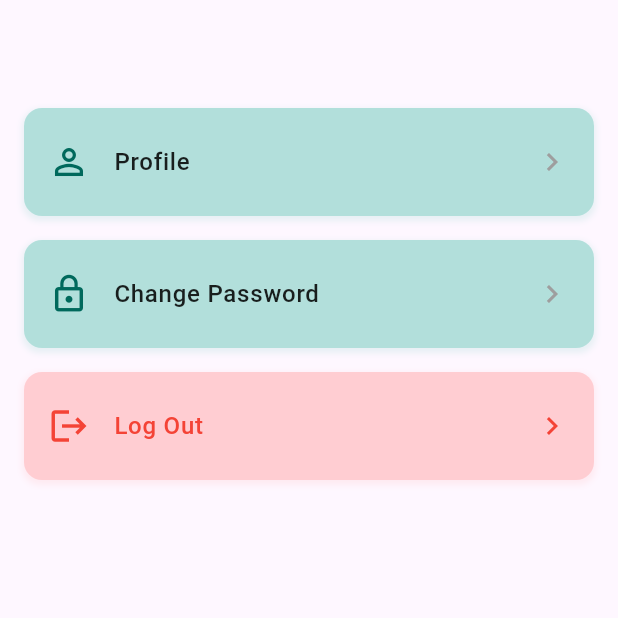
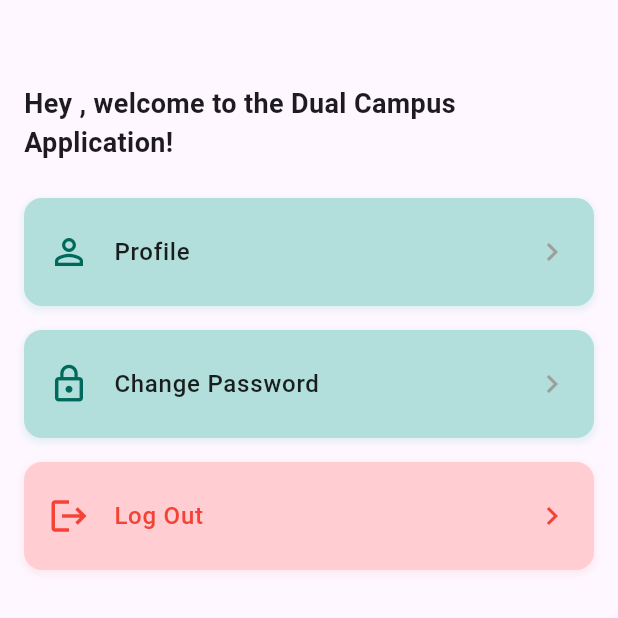
Before and after one commit to warsena/appointmentpractice, a Flutter app: the Setting screen opened directly, on a phone screen of 412 x 824 dp, the top half of it. Run offline on Flutter 3.47's test engine with Material 3 defaults, Android fonts, the phone set to English and light mode, and no system bars; our stand-ins replace cloud_firestore, firebase_auth, firebase_core, table_calendar; accounts and stored records are empty.

Commit message:
add the name for user that login

```diff
--- a/lib/Profile/setting.dart
+++ b/lib/Profile/setting.dart
@@ -4,7 +4,7 @@ import 'package:firebase_auth/firebase_auth.dart';
 import 'package:appointmentpractice/login_page.dart';
 import 'package:appointmentpractice/Password/changepassword.dart';
 import 'package:appointmentpractice/Profile/userprofile.dart';
-import 'package:appointmentpractice/Profile/doctorprofile.dart'; // Import DoctorProfile
+import 'package:appointmentpractice/Profile/doctorprofile.dart';
 
 class Setting extends StatefulWidget {
   const Setting({super.key});
@@ -15,14 +15,15 @@ class Setting extends StatefulWidget {
 
 class _SettingState extends State<Setting> {
   String? userType; // Variable to store the user type
+  String? userName; // Variable to store the user name
 
   @override
   void initState() {
     super.initState();
-    _fetchUserType(); // Fetch the user type when the widget initializes
+    _fetchUserData(); // Fetch the user data when the widget initializes
   }
 
-  Future<void> _fetchUserType() async {
+  Future<void> _fetchUserData() async {
     try {
       // Get the current user ID
       final userId = FirebaseAuth.instance.currentUser?.uid;
@@ -36,10 +37,11 @@ class _SettingState extends State<Setting> {
 
         setState(() {
           userType = userDoc['User_Type']; // Get the User_Type field
+          userName = userDoc['User_Name']; // Get the User_Name field
         });
       }
     } catch (e) {
-      print('Error fetching user type: $e');
+      print('Error fetching user data: $e');
     }
   }
 
@@ -51,42 +53,44 @@ class _SettingState extends State<Setting> {
 
     return Scaffold(
       appBar: AppBar(
-        title: userType == 'Doctor' // Only display title for Doctor
+        title: userType == 'Doctor'
             ? const Text(
                 'Dual Campus',
                 style: TextStyle(
-                  color: Colors.black, // Set the text color to black
-                  fontWeight: FontWeight.bold, // Set the text to bold
+                  color: Colors.black,
+                  fontWeight: FontWeight.bold,
                 ),
               )
-            : null, // If user is Student or Lecturer, no title will be displayed
+            : null,
         backgroundColor: userType == 'Doctor'
-            ? const Color.fromRGBO(
-                37, 163, 255, 1) // Set background color for Doctor
-            : Colors
-                .transparent, // Transparent background for Student and Lecturer
+            ? const Color.fromRGBO( 37, 163, 255, 1)
+            : Colors.transparent,
         elevation: 0,
         iconTheme: userType == 'Doctor'
-            ? const IconThemeData(
-                color: Colors.black) // Set the icon color for Doctor
-            : const IconThemeData(
-                color: Colors
-                    .transparent), // Set icon color to transparent for Student and Lecturer
-        leading: userType == 'Doctor'
-            ? null // Show the back arrow for Doctor (null removes the back arrow here)
-            : null, // No back arrow for Student or Lecturer
+            ? const IconThemeData(color: Colors.black)
+            : const IconThemeData(color: Colors.transparent),
+        leading: userType == 'Doctor' ? null : null,
       ),
       body: Padding(
-        padding: const EdgeInsets.symmetric(horizontal: 16.0, vertical: 8.0),
+        padding: const EdgeInsets.symmetric(horizontal: 16.0, vertical: 0.0), // Removed vertical space
         child: Column(
           crossAxisAlignment: CrossAxisAlignment.start,
           children: [
+            // Display the personalized welcome message
+            if (userName != null)
+              Text(
+                'Hey $userName, welcome to the Dual Campus Application!',
+                style: const TextStyle(
+                  fontSize: 18,
+                  fontWeight: FontWeight.bold,
+                ),
+              ),
+            const SizedBox(height: 16),
             // Settings Options
             Expanded(
               child: ListView(
                 padding: EdgeInsets.zero,
                 children: [
-                  // Profile Option
                   _buildSettingItem(
                     icon: Icons.person_outline,
                     title: 'Profile',
@@ -107,8 +111,6 @@ class _SettingState extends State<Setting> {
                       }
                     },
                   ),
-
-                  // Change Password Option
                   _buildSettingItem(
                     icon: Icons.lock_outline,
                     title: 'Change Password',
@@ -121,8 +123,6 @@ class _SettingState extends State<Setting> {
                       );
                     },
                   ),
-
-                  // Log Out Option
                   _buildSettingItem(
                     icon: Icons.logout,
                     title: 'Log Out',
@@ -141,7 +141,6 @@ class _SettingState extends State<Setting> {
     );
   }
 
-  // Custom widget for setting items
   Widget _buildSettingItem({
     required IconData icon,
     required String title,
@@ -187,7 +186,6 @@ class _SettingState extends State<Setting> {
     );
   }
 
-  // Logout confirmation dialog
   void _showLogoutConfirmationDialog(BuildContext context) {
     showDialog(
       context: context,
@@ -202,7 +200,6 @@ class _SettingState extends State<Setting> {
           ),
           content: const Text('Are you sure you want to logout?'),
           actions: <Widget>[
-            // Cancel Button
             ElevatedButton(
               onPressed: () => Navigator.of(context).pop(),
               style: ElevatedButton.styleFrom(
@@ -213,7 +210,6 @@ class _SettingState extends State<Setting> {
                 style: TextStyle(color: Colors.white),
               ),
             ),
-            // Log Out Button
             ElevatedButton(
               onPressed: () {
                 Navigator.of(context).pop();
```
